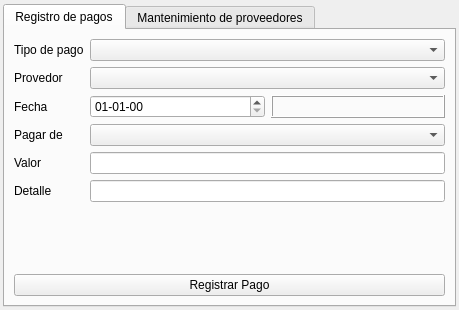
Above: paymentswindow.ui from GonzaloHernandez/jpbilling before the change. Below: the same form after it.
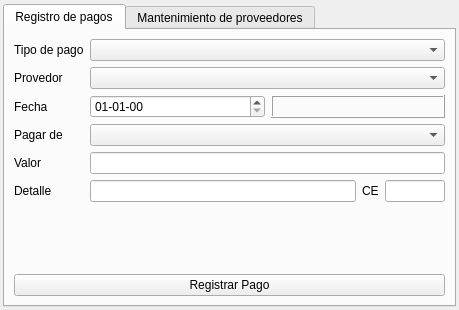
That is the form after the change.

```diff
--- a/paymentswindow.ui
+++ b/paymentswindow.ui
@@ -28,6 +28,12 @@
    </property>
    <item>
     <widget class="QTabWidget" name="tabWidget">
+     <property name="minimumSize">
+      <size>
+       <width>0</width>
+       <height>0</height>
+      </size>
+     </property>
      <property name="currentIndex">
       <number>0</number>
      </property>
@@ -92,9 +98,6 @@
            </property>
           </widget>
          </item>
-         <item row="5" column="1">
-          <widget class="QLineEdit" name="lineedit_detail"/>
-         </item>
          <item row="2" column="1">
           <layout class="QHBoxLayout" name="horizontalLayout">
            <item>
@@ -119,6 +122,42 @@
            </item>
           </layout>
          </item>
+         <item row="5" column="1">
+          <layout class="QHBoxLayout" name="horizontalLayout_2">
+           <item>
+            <widget class="QLineEdit" name="lineedit_detail"/>
+           </item>
+           <item>
+            <widget class="QLabel" name="label_voucher">
+             <property name="text">
+              <string>CE</string>
+             </property>
+            </widget>
+           </item>
+           <item>
+            <widget class="QLineEdit" name="lineedit_voucher">
+             <property name="sizePolicy">
+              <sizepolicy hsizetype="Maximum" vsizetype="Fixed">
+               <horstretch>0</horstretch>
+               <verstretch>0</verstretch>
+              </sizepolicy>
+             </property>
+             <property name="minimumSize">
+              <size>
+               <width>0</width>
+               <height>0</height>
+              </size>
+             </property>
+             <property name="maximumSize">
+              <size>
+               <width>60</width>
+               <height>16777215</height>
+              </size>
+             </property>
+            </widget>
+           </item>
+          </layout>
+         </item>
         </layout>
        </item>
        <item>
```
